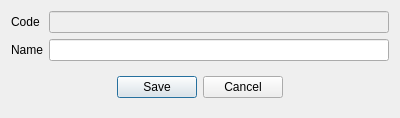
End1-1/Resort, file RowEditor/reroominventory.ui: the form before one commit.
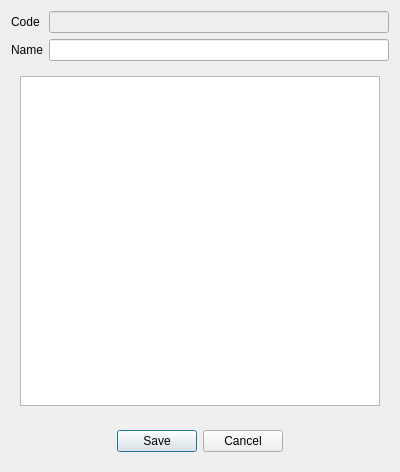
The form after the commit. Custom widgets are drawn as their Qt base class.

```diff
--- a/RowEditor/reroominventory.ui
+++ b/RowEditor/reroominventory.ui
@@ -7,13 +7,66 @@
     <x>0</x>
     <y>0</y>
     <width>400</width>
-    <height>111</height>
+    <height>472</height>
    </rect>
   </property>
   <property name="windowTitle">
    <string>Room inventory</string>
   </property>
   <layout class="QGridLayout" name="gridLayout">
+   <item row="1" column="1">
+    <widget class="EQLineEdit" name="leName">
+     <property name="Field" stdset="0">
+      <string>f_name</string>
+     </property>
+    </widget>
+   </item>
+   <item row="3" column="0" colspan="2">
+    <widget class="QWidget" name="widget" native="true">
+     <layout class="QHBoxLayout" name="horizontalLayout">
+      <item>
+       <spacer name="horizontalSpacer">
+        <property name="orientation">
+         <enum>Qt::Horizontal</enum>
+        </property>
+        <property name="sizeHint" stdset="0">
+         <size>
+          <width>95</width>
+          <height>20</height>
+         </size>
+        </property>
+       </spacer>
+      </item>
+      <item>
+       <widget class="QPushButton" name="btnSave">
+        <property name="text">
+         <string>Save</string>
+        </property>
+       </widget>
+      </item>
+      <item>
+       <widget class="QPushButton" name="btnCancel">
+        <property name="text">
+         <string>Cancel</string>
+        </property>
+       </widget>
+      </item>
+      <item>
+       <spacer name="horizontalSpacer_2">
+        <property name="orientation">
+         <enum>Qt::Horizontal</enum>
+        </property>
+        <property name="sizeHint" stdset="0">
+         <size>
+          <width>95</width>
+          <height>20</height>
+         </size>
+        </property>
+       </spacer>
+      </item>
+     </layout>
+    </widget>
+   </item>
    <item row="0" column="0">
     <widget class="QLabel" name="label">
      <property name="text">
@@ -41,55 +94,11 @@
      </property>
     </widget>
    </item>
-   <item row="1" column="1">
-    <widget class="EQLineEdit" name="leName">
-     <property name="Field" stdset="0">
-      <string>f_name</string>
-     </property>
-    </widget>
-   </item>
    <item row="2" column="0" colspan="2">
-    <widget class="QWidget" name="widget" native="true">
-     <layout class="QHBoxLayout" name="horizontalLayout">
+    <widget class="QWidget" name="widget_2" native="true">
+     <layout class="QHBoxLayout" name="horizontalLayout_2">
       <item>
-       <spacer name="horizontalSpacer">
-        <property name="orientation">
-         <enum>Qt::Horizontal</enum>
-        </property>
-        <property name="sizeHint" stdset="0">
-         <size>
-          <width>95</width>
-          <height>20</height>
-         </size>
-        </property>
-       </spacer>
-      </item>
-      <item>
-       <widget class="QPushButton" name="btnSave">
-        <property name="text">
-         <string>Save</string>
-        </property>
-       </widget>
-      </item>
-      <item>
-       <widget class="QPushButton" name="btnCancel">
-        <property name="text">
-         <string>Cancel</string>
-        </property>
-       </widget>
-      </item>
-      <item>
-       <spacer name="horizontalSpacer_2">
-        <property name="orientation">
-         <enum>Qt::Horizontal</enum>
-        </property>
-        <property name="sizeHint" stdset="0">
-         <size>
-          <width>95</width>
-          <height>20</height>
-         </size>
-        </property>
-       </spacer>
+       <widget class="QListWidget" name="lst"/>
       </item>
      </layout>
     </widget>
```
